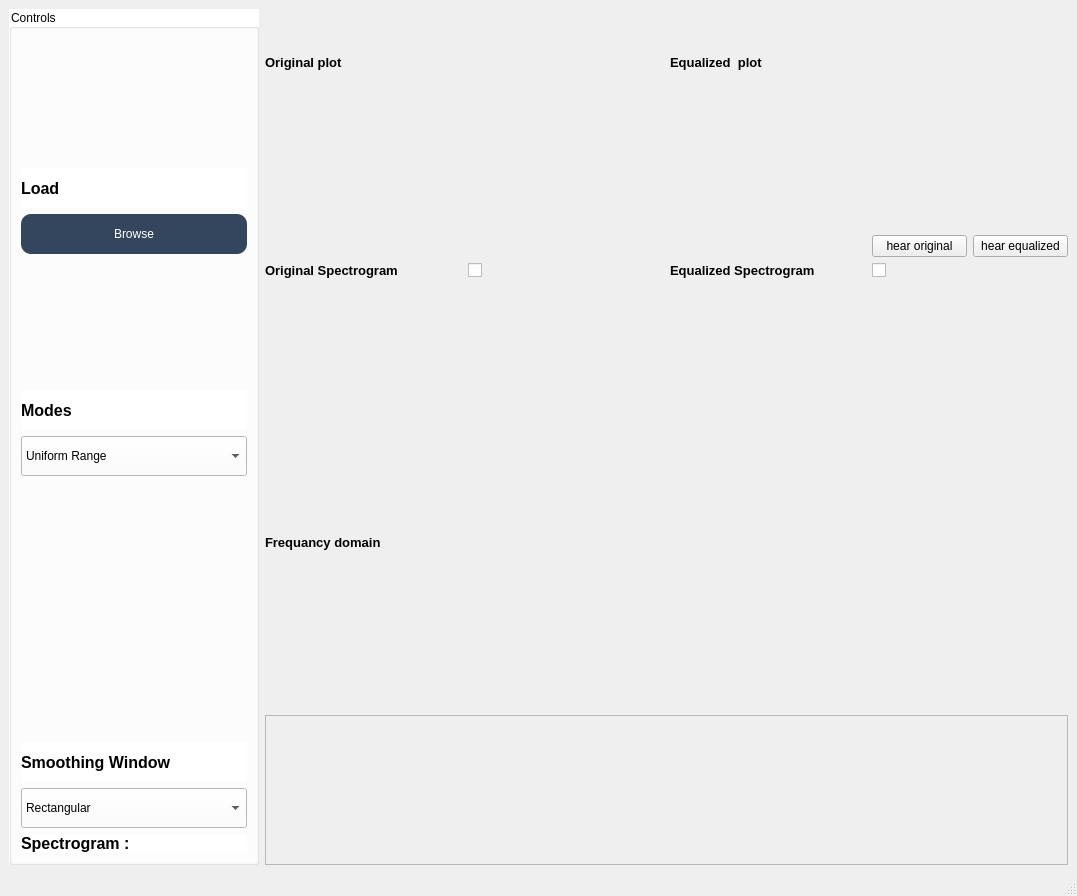
First picture: the form in task3.ui, repository malaknasser812/SBME_DSP_Signal-Equalizer, before the edit.
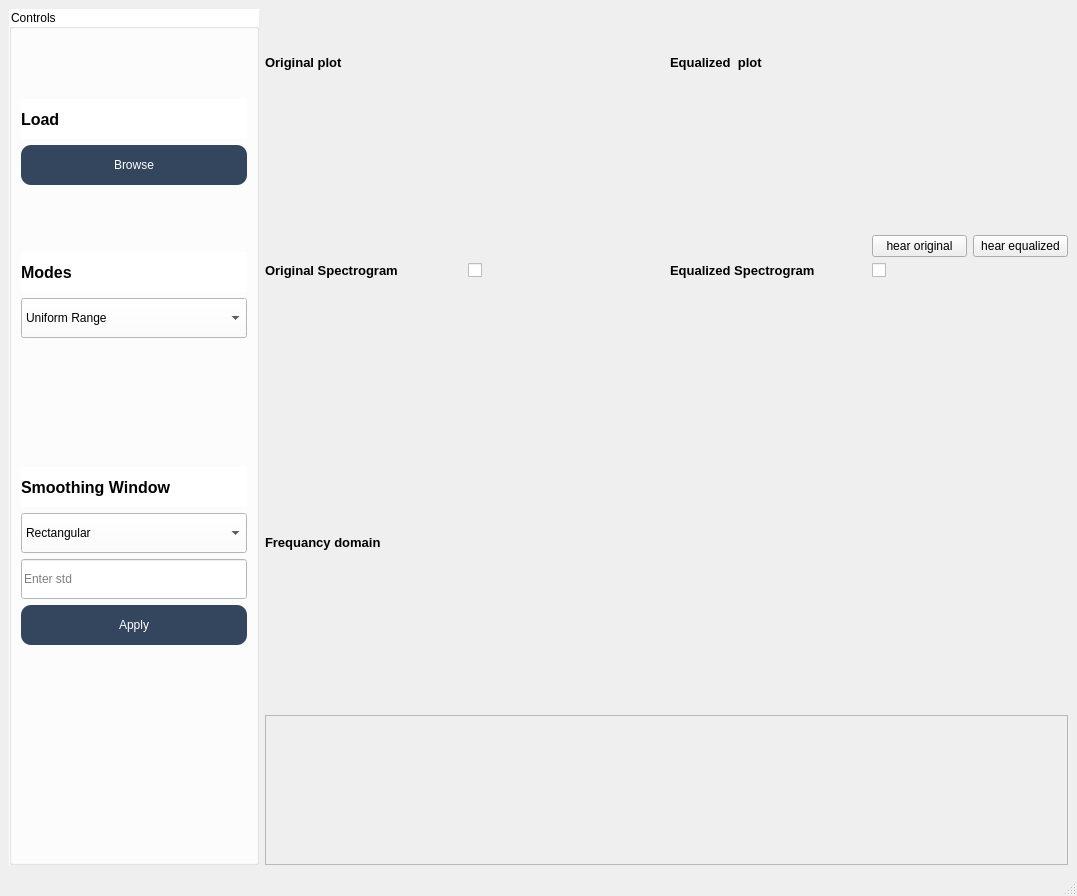
Second picture: the form after the edit. Icons and pictures are not drawn. Custom widgets are drawn as their Qt base class.

What changed in the file:
```diff
--- a/task3.ui
+++ b/task3.ui
@@ -63,6 +63,7 @@
                <property name="font">
                 <font>
                  <pointsize>12</pointsize>
+                 <weight>75</weight>
                  <bold>true</bold>
                 </font>
                </property>
@@ -113,16 +114,70 @@
             </layout>
            </item>
            <item row="5" column="0">
-            <widget class="QLabel" name="label_9">
-             <property name="font">
-              <font>
-               <pointsize>12</pointsize>
-               <weight>75</weight>
-               <bold>true</bold>
-              </font>
+            <spacer name="verticalSpacer_6">
+             <property name="orientation">
+              <enum>Qt::Vertical</enum>
+             </property>
+             <property name="sizeHint" stdset="0">
+              <size>
+               <width>20</width>
+               <height>40</height>
+              </size>
+             </property>
+            </spacer>
+           </item>
+           <item row="3" column="0">
+            <widget class="QLineEdit" name="lineEdit_2">
+             <property name="minimumSize">
+              <size>
+               <width>0</width>
+               <height>40</height>
+              </size>
+             </property>
+             <property name="maximumSize">
+              <size>
+               <width>16777215</width>
+               <height>40</height>
+              </size>
+             </property>
+             <property name="placeholderText">
+              <string>Enter std</string>
+             </property>
+            </widget>
+           </item>
+           <item row="4" column="0">
+            <widget class="QPushButton" name="apply_btn">
+             <property name="minimumSize">
+              <size>
+               <width>0</width>
+               <height>40</height>
+              </size>
+             </property>
+             <property name="maximumSize">
+              <size>
+               <width>16777215</width>
+               <height>40</height>
+              </size>
+             </property>
+             <property name="styleSheet">
+              <string notr="true">
+QPushButton {
+background :#34455e;
+border-radius: 10px;
+color: white;
+}
+
+QPushButton:hover {
+    background-color: white;
+    border: 2px solid #475c7a; 
+    cursor: pointer; 
+
+border-radius: 10px ; 
+color:#34455e;
+}</string>
              </property>
              <property name="text">
-              <string>Spectrogram :</string>
+              <string>Apply</string>
              </property>
             </widget>
            </item>
@@ -158,6 +213,7 @@
                <property name="font">
                 <font>
                  <pointsize>12</pointsize>
+                 <weight>75</weight>
                  <bold>true</bold>
                 </font>
                </property>
@@ -236,6 +292,7 @@
                <property name="font">
                 <font>
                  <pointsize>12</pointsize>
+                 <weight>75</weight>
                  <bold>true</bold>
                 </font>
                </property>
```
Left out of the diff: 7 changed lines with no effect on the pictures.
